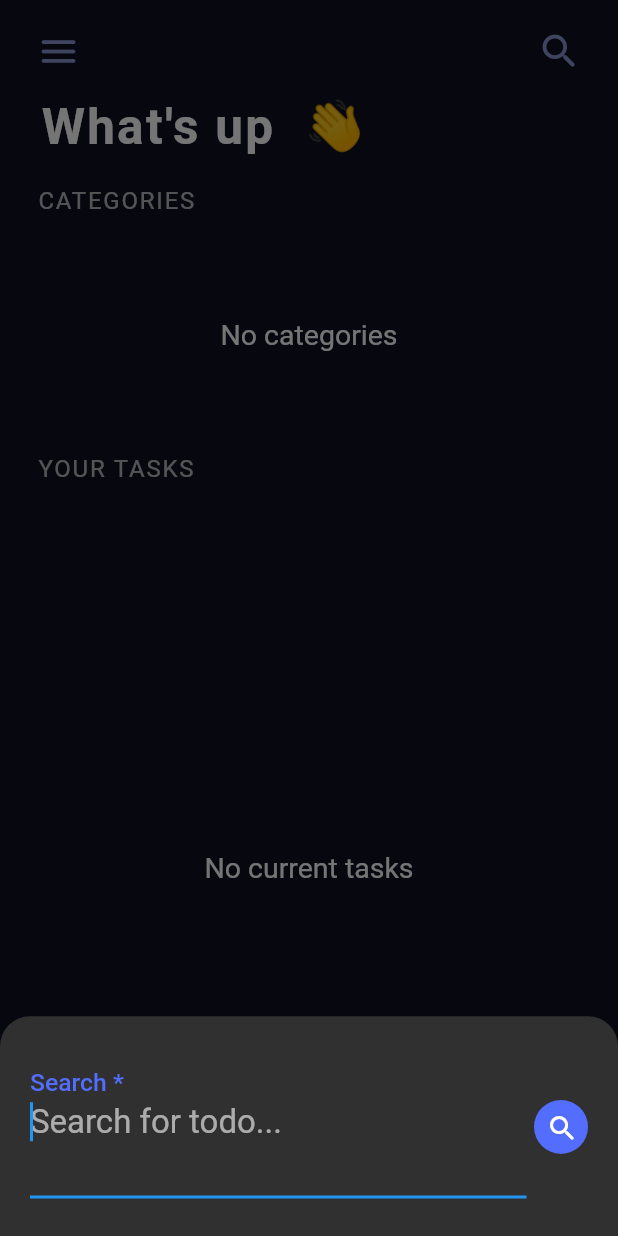
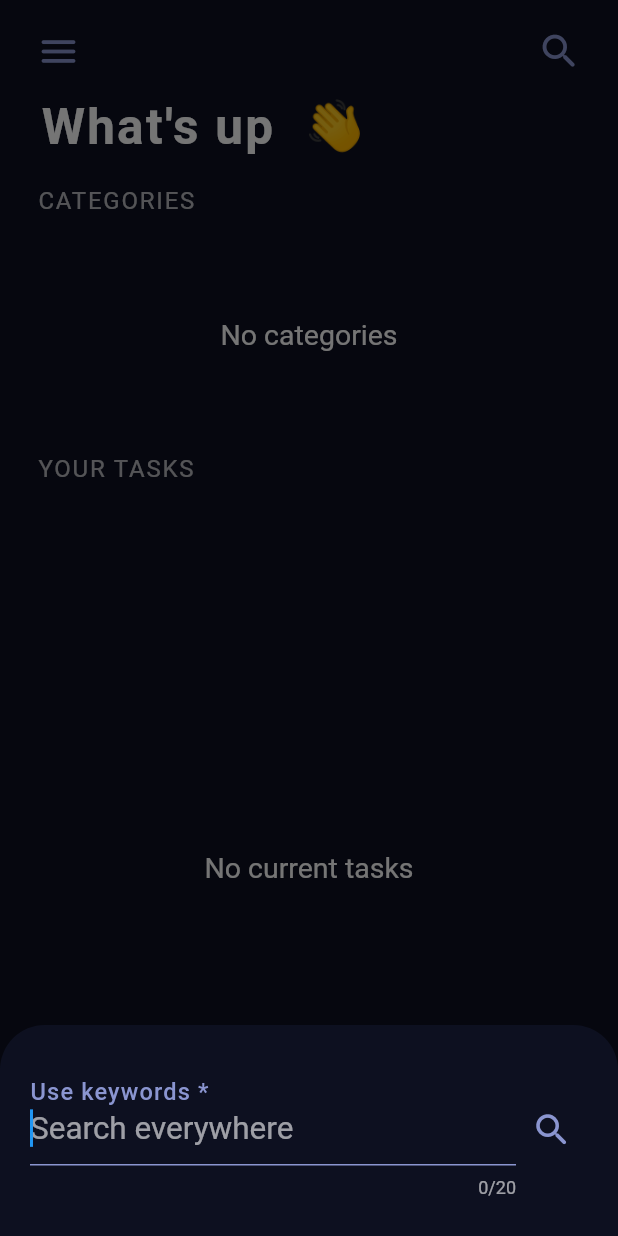
Before and after one commit to devBamidele/donev2, a Flutter app: the screen it shows after launch, after a tap on the "search" icon, on a phone screen of 412 x 824 dp. Run offline on Flutter 3.47's test engine with Material 2 defaults, Android fonts, the phone set to English and light mode, and no system bars; our stand-ins replace flutter_local_notifications, responsive_framework, roundcheckbox, sqflite, timezone; accounts and stored records are empty.

Commit message:
Worked on the search sheet

```diff
--- a/lib/constants.dart
+++ b/lib/constants.dart
@@ -10,8 +10,8 @@ double kIconSize = 30;
 // The shape of the bottomModalSheet
 const kRoundedBorder = RoundedRectangleBorder(
   borderRadius: BorderRadius.only(
-    topLeft: Radius.circular(20.0),
-    topRight: Radius.circular(20.0),
+    topLeft: Radius.circular(30.0),
+    topRight: Radius.circular(30.0),
   ),
 );
 
--- a/lib/screens/home_screen.dart
+++ b/lib/screens/home_screen.dart
@@ -72,14 +72,8 @@ class HomeScreen extends StatelessWidget {
                             isScrollControlled: true,
                             shape: kRoundedBorder,
                             context: context,
-                            builder: (context) => SingleChildScrollView(
-                              child: Container(
-                                padding: EdgeInsets.only(
-                                  bottom:
-                                      MediaQuery.of(context).viewInsets.bottom,
-                                ),
-                                child: const SearchSheet(),
-                              ),
+                            builder: (context) => const SearchSheet(
+                              searchText: 'Search everywhere',
                             ),
                           );
                         },
--- a/lib/search_sheet.dart
+++ b/lib/search_sheet.dart
@@ -2,22 +2,32 @@ import 'package:donev2/bloc/todo_bloc.dart';
 import 'package:flutter/material.dart';
 import 'package:provider/provider.dart';
 
+import 'constants.dart';
+
 /// The sheet that comes in display when the search button is clicked
 class SearchSheet extends StatelessWidget {
   const SearchSheet({
+    required this.searchText,
     Key? key,
   }) : super(key: key);
+
+  final String searchText;
 
   @override
   Widget build(BuildContext context) {
     final searchController = TextEditingController();
 
-    return Consumer<TodoBloc>(
-      builder: (_, data, Widget? child) {
-        return SizedBox(
+    return Consumer<TodoBloc>(builder: (_, data, Widget? child) {
+      return SingleChildScrollView(
+        child: Container(
+          padding: EdgeInsets.only(
+            bottom: MediaQuery.of(context).viewInsets.bottom,
+          ),
+          child: SizedBox(
             child: Center(
               child: Padding(
-              padding: const EdgeInsets.symmetric(horizontal: 20, vertical: 25),
+                padding:
+                    const EdgeInsets.symmetric(horizontal: 20, vertical: 25),
                 child: Column(
                   children: [
                     Row(
@@ -26,44 +36,32 @@ class SearchSheet extends StatelessWidget {
                       children: <Widget>[
                         Expanded(
                           child: TextFormField(
+                            keyboardType: TextInputType.name,
                             controller: searchController,
                             textInputAction: TextInputAction.newline,
-                          maxLines: 2,
+                            maxLength: 20,
                             style: const TextStyle(
-                            fontSize: 22,
+                              fontSize: 21,
                               fontWeight: FontWeight.w400,
                             ),
                             autofocus: true,
-                          decoration: const InputDecoration(
-                            hintText: 'Search for todo...',
-                            labelText: 'Search *',
-                            labelStyle: TextStyle(
-                              color: Colors.indigoAccent,
+                            decoration: InputDecoration(
+                              hintText: searchText,
+                              labelText: 'Use keywords *',
+                              labelStyle: const TextStyle(
+                                color: kTertiaryColor,
                                 fontWeight: FontWeight.w500,
+                                letterSpacing: 1,
                               ),
                             ),
-                          validator: (value) {
-                            if (value == null || value.isEmpty) {
-                              // The validator isn't working for some reason
-                              return 'Please enter some text';
-                            }
-                            return null;
-                            // return value!.contains('@')
-                            //     ? 'Do not use the @ char.'
-                            //     : null;
-                          },
                           ),
                         ),
-                      Padding(
-                        padding: const EdgeInsets.only(left: 5, top: 1),
-                        child: CircleAvatar(
-                          backgroundColor: Colors.indigoAccent,
-                          radius: 18,
-                          child: IconButton(
+                        IconButton(
+                          tooltip: 'Go',
+                          iconSize: kIconSize - 2,
                           icon: const Icon(
                             Icons.search_rounded,
-                              size: 22,
-                              color: Colors.white,
+                            color: kTertiaryColor,
                           ),
                           onPressed: () {
                             /*This will get all todos that contains similar string in the textform */
@@ -73,8 +71,6 @@ class SearchSheet extends StatelessWidget {
                             //dismisses the bottomsheet
                             Navigator.pop(context);
                           },
-                          ),
-                        ),
                         )
                       ],
                     ),
@@ -82,8 +78,9 @@ class SearchSheet extends StatelessWidget {
                 ),
               ),
             ),
+          ),
+        ),
       );
-      },
-    );
+    });
   }
 }
--- a/lib/theme_data/theme.dart
+++ b/lib/theme_data/theme.dart
@@ -4,6 +4,20 @@ import '../constants.dart';
 // The theme for DONE
 class MyTheme {
   ThemeData themeData = ThemeData.dark().copyWith(
+    // I could optionally use this, however I don't know how many
+    // widgets use the canvas color
+    // canvasColor: Colors.transparent,
+    bottomSheetTheme: const BottomSheetThemeData(
+      backgroundColor: kScaffoldColor,
+    ),
+    inputDecorationTheme: const InputDecorationTheme(
+      enabledBorder: UnderlineInputBorder(
+        borderSide: BorderSide(color: kTertiaryColor),
+      ),
+      focusedBorder: UnderlineInputBorder(
+        borderSide: BorderSide(color: kTertiaryColor),
+      ),
+    ),
     visualDensity: VisualDensity.adaptivePlatformDensity,
     scaffoldBackgroundColor: kScaffoldColor,
     cardTheme: CardTheme(
```
Also changed, not shown: lib/screens/category_screen.dart (+17 -17 lines). Lines whose indentation alone changed are shown as unchanged.
